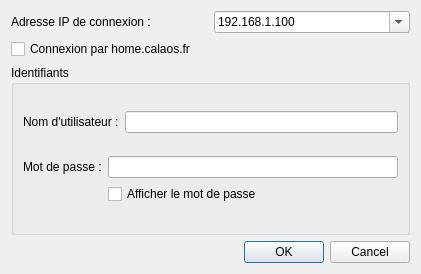
Qt form data/DialogSaveOnline.ui (calaos/calaos_installer) before a commit.
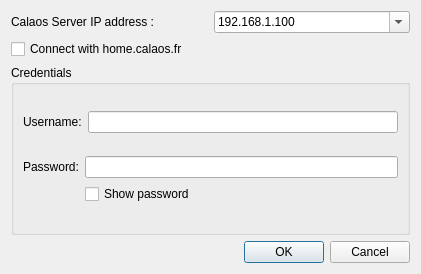
The same form after that commit. Icons and pictures are not drawn.

Diff of the .ui file:
```diff
--- a/data/DialogSaveOnline.ui
+++ b/data/DialogSaveOnline.ui
@@ -29,7 +29,7 @@
         </sizepolicy>
        </property>
        <property name="text">
-        <string>Adresse IP de connexion :</string>
+        <string>Calaos Server IP address :</string>
        </property>
       </widget>
      </item>
@@ -65,7 +65,7 @@
    <item>
     <widget class="QCheckBox" name="calaosfrCheck">
      <property name="text">
-      <string>Connexion par home.calaos.fr</string>
+      <string>Connect with home.calaos.fr</string>
      </property>
     </widget>
    </item>
@@ -78,7 +78,7 @@
       </sizepolicy>
      </property>
      <property name="title">
-      <string>Identifiants</string>
+      <string>Credentials</string>
      </property>
      <layout class="QVBoxLayout" name="verticalLayout">
       <item>
@@ -86,7 +86,7 @@
         <item>
          <widget class="QLabel" name="label_2">
           <property name="text">
-           <string>Nom d'utilisateur :</string>
+           <string>Username:</string>
           </property>
          </widget>
         </item>
@@ -100,7 +100,7 @@
         <item row="0" column="0">
          <widget class="QLabel" name="label_3">
           <property name="text">
-           <string>Mot de passe :</string>
+           <string>Password:</string>
           </property>
          </widget>
         </item>
@@ -114,7 +114,7 @@
         <item row="1" column="1">
          <widget class="QCheckBox" name="checkShowPass">
           <property name="text">
-           <string>Afficher le mot de passe</string>
+           <string>Show password</string>
           </property>
          </widget>
         </item>
```
Left out of the diff: 2 changed lines with no effect on the pictures.
